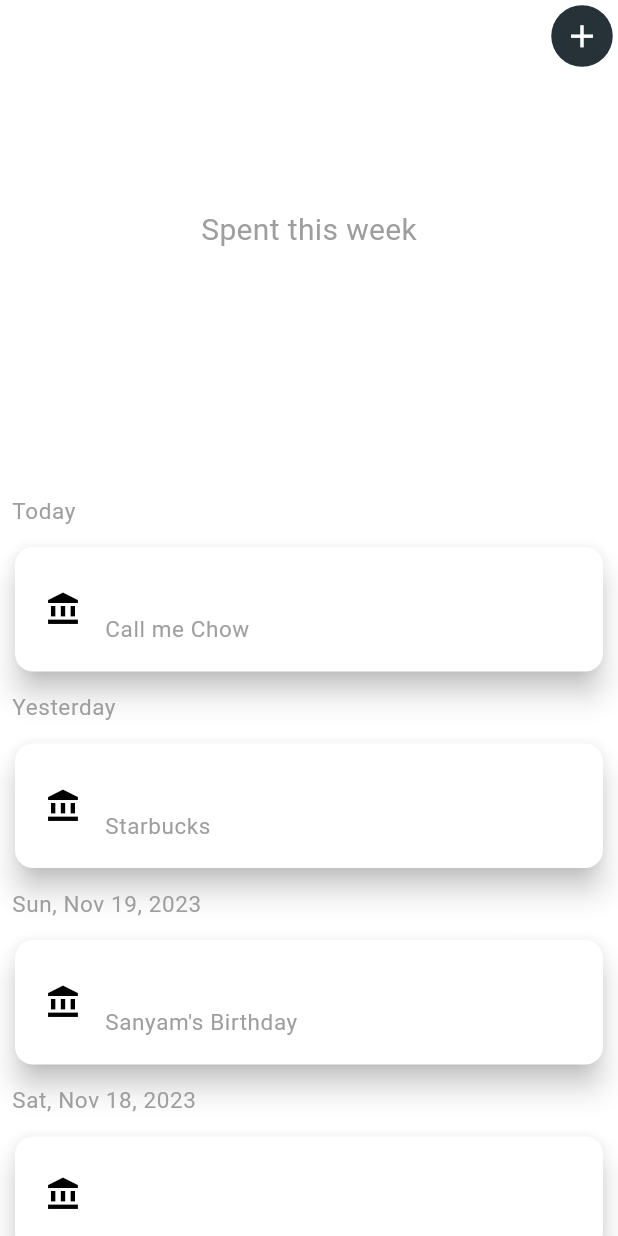
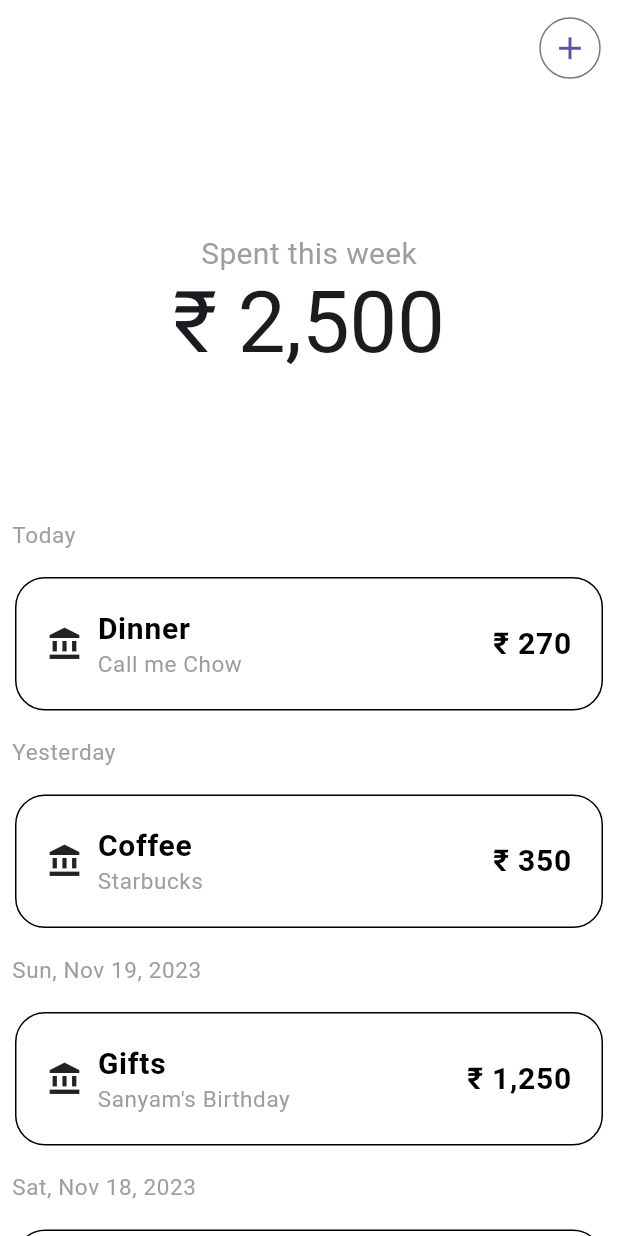
Before and after one commit to Tak1za/expenser, a Flutter app: the screen it shows after launch, on a phone screen of 412 x 824 dp. Run offline on Flutter 3.47's test engine with Material 3 defaults, Android fonts, the phone set to English and light mode, and no system bars; drawn by our look-alikes of grouped_list.

Commit message:
normalized line endings to lf and refactored theme

```diff
--- a/lib/main.dart
+++ b/lib/main.dart
@@ -14,7 +14,9 @@ class MyApp extends StatelessWidget {
   Widget build(BuildContext context) {
     return MaterialApp(
       title: 'Flutter Demo',
-      theme: t.Theme.dark(),
+      theme: t.Theme.light(),
+      darkTheme: t.Theme.dark(),
+      themeMode: ThemeMode.system,
       home: const HomePage(),
     );
   }
--- a/lib/pages/home_page.dart
+++ b/lib/pages/home_page.dart
@@ -11,19 +11,26 @@ class HomePage extends StatelessWidget {
       body: SafeArea(
         child: Column(
           children: [
-            Row(
+            Padding(
+              padding: const EdgeInsets.all(8),
+              child: Row(
                 mainAxisAlignment: MainAxisAlignment.end,
                 children: [
-                IconButton.filled(
+                  IconButton.outlined(
                     onPressed: () {},
-                  icon: const Icon(
+                    icon: Icon(
                       Icons.add,
                       size: 25,
-                    color: Colors.white,
+                      color: Theme.of(context).colorScheme.primary,
                     ),
-                  style: Theme.of(context).iconButtonTheme.style,
+                    style: ButtonStyle(
+                      backgroundColor: MaterialStatePropertyAll(
+                        Theme.of(context).colorScheme.onPrimary,
+                      ),
+                    ),
                   )
                 ],
+              ),
             ),
             SizedBox(
               height: MediaQuery.of(context).size.height / 3,
--- a/lib/themes/themes.dart
+++ b/lib/themes/themes.dart
@@ -4,18 +4,38 @@ import 'package:flutter/services.dart';
 class Theme {
   static ThemeData dark() {
     return ThemeData(
-      colorScheme: ColorScheme.fromSwatch().copyWith(
-        primary: const Color(0xFF263238),
-        secondary: const Color(0xFF455A64),
-        background: Colors.black,
-        surface: const Color(0xFF263238),
-        error: const Color(0x00CF6679),
-        onPrimary: Colors.black,
-        onSecondary: Colors.black,
-        onBackground: Colors.white,
-        onSurface: Colors.white,
-        onError: Colors.black,
+      colorScheme: const ColorScheme(
         brightness: Brightness.dark,
+        primary: Color(0xffcfbcff),
+        onPrimary: Color(0xff22005d),
+        primaryContainer: Color(0xff503298),
+        onPrimaryContainer: Color(0xffe9ddff),
+        secondary: Color(0xffe9ddff),
+        onSecondary: Color(0xff210b4e),
+        secondaryContainer: Color(0xff372464),
+        onSecondaryContainer: Color(0xffe9ddff),
+        tertiary: Color(0xffffb0ca),
+        onTertiary: Color(0xff3c031e),
+        tertiaryContainer: Color(0xff73304a),
+        onTertiaryContainer: Color(0xffffd9e3),
+        error: Color(0xffffb4ab),
+        onError: Color(0xff410002),
+        errorContainer: Color(0xff93000a),
+        onErrorContainer: Color(0xffffb4ab),
+        background: Color(0xff1e1c21),
+        onBackground: Color(0xffe6e0e9),
+        surface: Color(0xff1d1b20),
+        onSurface: Color(0xffe6e0e9),
+        surfaceVariant: Color(0xff494551),
+        onSurfaceVariant: Color(0xffcbc4d2),
+        outline: Color(0xff948e9c),
+        outlineVariant: Color(0xff494551),
+        shadow: Color(0xff000000),
+        scrim: Color(0xff000000),
+        inverseSurface: Color(0xffe5dfe9),
+        onInverseSurface: Color(0xff322f35),
+        inversePrimary: Color(0xff684cb2),
+        surfaceTint: Color(0xffcfbcff),
       ),
       iconButtonTheme: const IconButtonThemeData(
         style: ButtonStyle(
@@ -24,66 +44,51 @@ class Theme {
       ),
       useMaterial3: true,
       splashColor: Colors.purple[200],
-      textTheme: TextTheme(
-        labelLarge: const TextStyle(
+      textTheme: const TextTheme(
+        labelLarge: TextStyle(
           color: Colors.white,
           fontWeight: FontWeight.bold,
           fontSize: 30,
         ),
-        labelMedium: const TextStyle(
+        labelMedium: TextStyle(
           color: Colors.white,
           fontWeight: FontWeight.bold,
           fontSize: 20,
         ),
-        labelSmall: const TextStyle(
+        labelSmall: TextStyle(
           color: Colors.white,
           fontWeight: FontWeight.bold,
           fontSize: 15,
         ),
-        headlineLarge: const TextStyle(
+        headlineLarge: TextStyle(
           color: Colors.white,
           fontSize: 30,
           fontFamily: "Exo",
           fontWeight: FontWeight.w700,
         ),
-        headlineMedium: const TextStyle(
+        headlineMedium: TextStyle(
           color: Colors.white,
           fontSize: 20,
           fontFamily: "Exo",
           fontWeight: FontWeight.w700,
         ),
-        headlineSmall: const TextStyle(
+        headlineSmall: TextStyle(
           color: Colors.white,
           fontSize: 15,
           fontFamily: "Exo",
           fontWeight: FontWeight.w700,
         ),
-        bodyLarge: const TextStyle(
+        bodyLarge: TextStyle(
           color: Colors.grey,
           fontSize: 30,
         ),
-        bodyMedium: const TextStyle(
+        bodyMedium: TextStyle(
           color: Colors.grey,
           fontSize: 20,
         ),
-        bodySmall: const TextStyle(
+        bodySmall: TextStyle(
           color: Colors.grey,
           fontSize: 15,
-        ),
-        titleLarge: TextStyle(
-          fontSize: 30,
-          color: Colors.deepPurple[200],
-          fontFamily: "Exo",
-        ),
-        titleMedium: TextStyle(
-          fontSize: 20,
-          color: Colors.deepPurple[200],
-          fontFamily: "Exo",
-        ),
-        titleSmall: TextStyle(
-          fontSize: 15,
-          color: Colors.deepPurple[200],
-          fontFamily: "Exo",
         ),
       ),
       scaffoldBackgroundColor: const Color(0x00121212),
@@ -107,7 +112,109 @@ class Theme {
 
   static ThemeData light() {
     return ThemeData(
-      primarySwatch: Colors.deepPurple,
+      colorScheme: const ColorScheme(
+        brightness: Brightness.light,
+        primary: Color(0xff6750a4),
+        onPrimary: Color(0xffffffff),
+        primaryContainer: Color(0xffe9ddff),
+        onPrimaryContainer: Color(0xff22005d),
+        secondary: Color(0xff7f6cb0),
+        onSecondary: Color(0xfffffbff),
+        secondaryContainer: Color(0xfff6edff),
+        onSecondaryContainer: Color(0xff210b4e),
+        tertiary: Color(0xff904762),
+        onTertiary: Color(0xfffffbff),
+        tertiaryContainer: Color(0xffffd9e3),
+        onTertiaryContainer: Color(0xff3c031e),
+        error: Color(0xffba1a1a),
+        onError: Color(0xfffffbff),
+        errorContainer: Color(0xffffdad6),
+        onErrorContainer: Color(0xff410002),
+        background: Color(0xfffefafe),
+        onBackground: Color(0xff1d1b20),
+        surface: Color(0xfffffbff),
+        onSurface: Color(0xff1d1b20),
+        surfaceVariant: Color(0xffe7e0ef),
+        onSurfaceVariant: Color(0xff494551),
+        outline: Color(0xff7a7582),
+        outlineVariant: Color(0xffcbc4d2),
+        shadow: Color(0xff000000),
+        scrim: Color(0xff000000),
+        inverseSurface: Color(0xff322f35),
+        onInverseSurface: Color(0xfff5eff7),
+        inversePrimary: Color(0xffcfbcff),
+        surfaceTint: Color(0xff503298),
+      ),
+      iconButtonTheme: const IconButtonThemeData(
+        style: ButtonStyle(
+          backgroundColor: MaterialStatePropertyAll(Color(0xFF263238)),
+        ),
+      ),
+      useMaterial3: true,
+      splashColor: Colors.purple[200],
+      textTheme: const TextTheme(
+        labelLarge: TextStyle(
+          color: Colors.black,
+          fontWeight: FontWeight.bold,
+          fontSize: 30,
+        ),
+        labelMedium: TextStyle(
+          color: Colors.black,
+          fontWeight: FontWeight.bold,
+          fontSize: 20,
+        ),
+        labelSmall: TextStyle(
+          color: Colors.black,
+          fontWeight: FontWeight.bold,
+          fontSize: 15,
+        ),
+        headlineLarge: TextStyle(
+          color: Colors.black,
+          fontSize: 30,
+          fontFamily: "Exo",
+          fontWeight: FontWeight.w700,
+        ),
+        headlineMedium: TextStyle(
+          color: Colors.black,
+          fontSize: 20,
+          fontFamily: "Exo",
+          fontWeight: FontWeight.w700,
+        ),
+        headlineSmall: TextStyle(
+          color: Colors.black,
+          fontSize: 15,
+          fontFamily: "Exo",
+          fontWeight: FontWeight.w700,
+        ),
+        bodyLarge: TextStyle(
+          color: Colors.grey,
+          fontSize: 30,
+        ),
+        bodyMedium: TextStyle(
+          color: Colors.grey,
+          fontSize: 20,
+        ),
+        bodySmall: TextStyle(
+          color: Colors.grey,
+          fontSize: 15,
+        ),
+      ),
+      scaffoldBackgroundColor: const Color(0xFFFFFFFF),
+      appBarTheme: const AppBarTheme(
+        systemOverlayStyle: SystemUiOverlayStyle.light,
+        titleTextStyle: TextStyle(
+          color: Colors.black,
+          fontSize: 20,
+        ),
+        iconTheme: IconThemeData(
+          color: Colors.black,
+        ),
+        actionsIconTheme: IconThemeData(
+          color: Colors.black,
+          size: 40,
+        ),
+        color: Colors.black,
+      ),
     );
   }
 }
--- a/lib/widgets/expense_list.dart
+++ b/lib/widgets/expense_list.dart
@@ -1,4 +1,5 @@
 import 'package:expenser/models/expense.dart';
+import 'package:expenser/widgets/expense_tile.dart';
 import 'package:flutter/material.dart';
 import 'package:grouped_list/grouped_list.dart';
 import 'package:intl/intl.dart';
@@ -69,45 +70,7 @@ class ExpenseList extends StatelessWidget {
           ),
         ),
         itemBuilder: (c, element) {
-          return Card(
-            elevation: 8,
-            margin: const EdgeInsets.symmetric(
-              horizontal: 10,
-              vertical: 6,
-            ),
-            child: SizedBox(
-              child: ListTile(
-                contentPadding: const EdgeInsets.symmetric(
-                  horizontal: 20,
-                  vertical: 10,
-                ),
-                leading: const Icon(Icons.account_balance),
-                title: Column(
-                  crossAxisAlignment: CrossAxisAlignment.start,
-                  children: [
-                    Text(
-                      element.category,
-                      style: Theme.of(context).textTheme.labelMedium,
-                    ),
-                    element.description != ""
-                        ? Text(
-                            element.description,
-                            style: Theme.of(context).textTheme.bodySmall,
-                          )
-                        : Container(),
-                  ],
-                ),
-                trailing: Text(
-                  NumberFormat.currency(
-                    locale: "en_IN",
-                    symbol: "₹ ",
-                    decimalDigits: 0,
-                  ).format(element.amount),
-                  style: Theme.of(context).textTheme.labelMedium,
-                ),
-              ),
-            ),
-          );
+          return ExpenseTile(expense: element);
         },
       ),
     );
--- /dev/null
+++ b/lib/widgets/expense_tile.dart
@@ -0,0 +1,58 @@
+import 'package:expenser/models/expense.dart';
+import 'package:flutter/material.dart';
+import 'package:intl/intl.dart';
+
+class ExpenseTile extends StatelessWidget {
+  final Expense expense;
+
+  const ExpenseTile({super.key, required this.expense});
+
+  @override
+  Widget build(BuildContext context) {
+    return Container(
+      margin: const EdgeInsets.all(10),
+      padding: const EdgeInsets.all(20),
+      decoration: BoxDecoration(
+        color: Theme.of(context).colorScheme.onPrimary,
+        border: Border.all(width: 1),
+        borderRadius: BorderRadius.circular(20),
+      ),
+      child: Row(
+        mainAxisAlignment: MainAxisAlignment.spaceBetween,
+        children: [
+          Row(
+            children: [
+              const Icon(Icons.account_balance),
+              const SizedBox(
+                width: 10,
+              ),
+              Column(
+                crossAxisAlignment: CrossAxisAlignment.start,
+                children: [
+                  Text(
+                    expense.category,
+                    style: Theme.of(context).textTheme.labelMedium,
+                  ),
+                  expense.description != ""
+                      ? Text(
+                          expense.description,
+                          style: Theme.of(context).textTheme.bodySmall,
+                        )
+                      : Container(),
+                ],
+              ),
+            ],
+          ),
+          Text(
+            NumberFormat.currency(
+              locale: "en_IN",
+              symbol: "₹ ",
+              decimalDigits: 0,
+            ).format(expense.amount),
+            style: Theme.of(context).textTheme.labelMedium,
+          )
+        ],
+      ),
+    );
+  }
+}
```
Also changed, not shown: 37 other files. Lines whose indentation alone changed are shown as unchanged.
